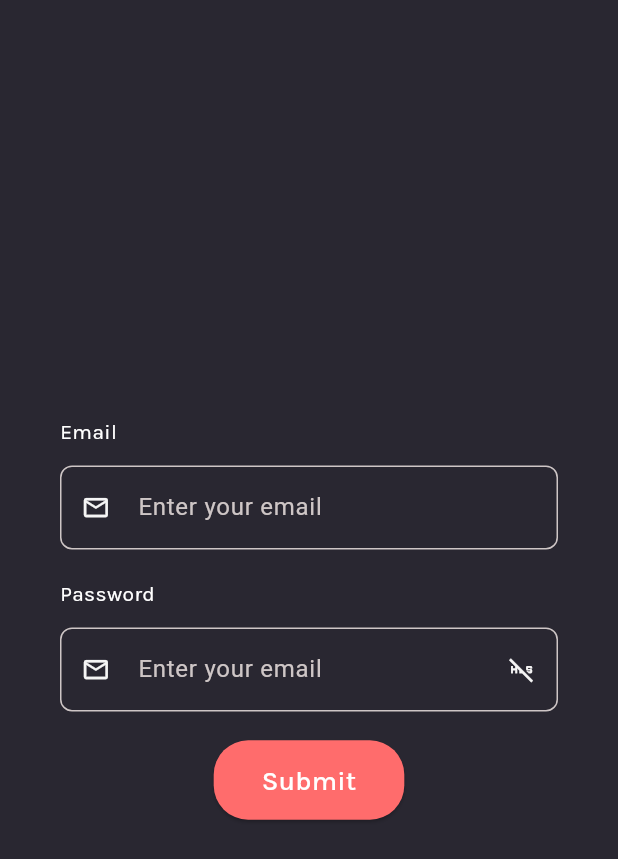
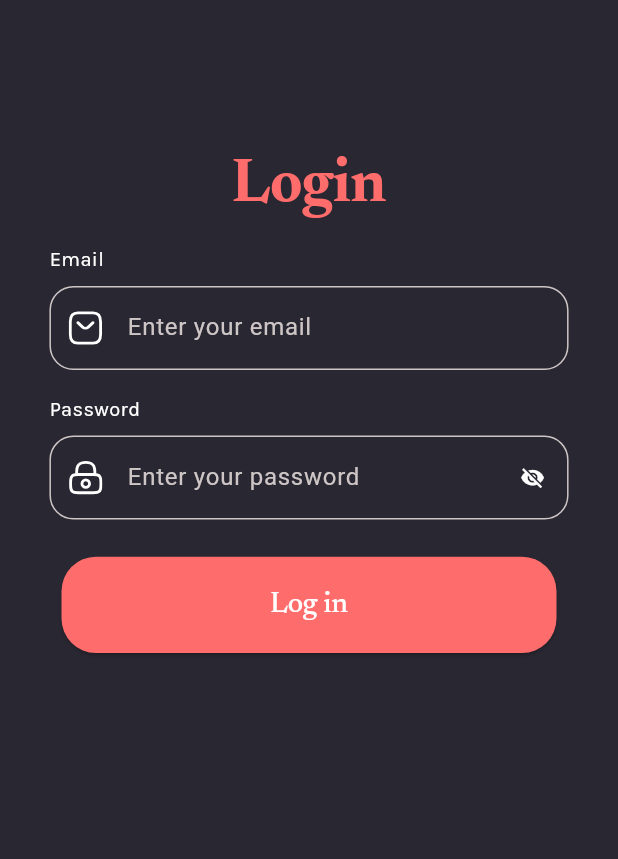
Before and after one commit to MalakHaitham206/paper_back_app, a Flutter app: the screen it shows after launch, after a tap on "Get Started", on a phone screen of 412 x 824 dp. Shown: the top 859 px of the screen. Run offline on Flutter 3.47's test engine with Material 3 defaults, Android fonts, the phone set to English and light mode, and no system bars; our stand-ins replace device_preview, flutter_svg; project files that could hold a hidden picture were left out.

```diff
--- a/lib/core/widgets/custom_text_field_section.dart
+++ b/lib/core/widgets/custom_text_field_section.dart
@@ -1,45 +1,7 @@
-// import 'package:flutter/material.dart';
 
-// class CustomTextFieldSection extends StatefulWidget {
-//   const CustomTextFieldSection({
-//     super.key,
-//     required this.label,
-//     required this.placeholderText,
-//     required this.icon,
-//     required this.validateFunction,
-//   });
-//   final String label;
-//   final String placeholderText;
-//   final String icon;
-//   final String? Function(String?) validateFunction;
-//   @override
-//   State<CustomTextFieldSection> createState() => _CustomTextFieldSection();
-// }
-
-// class _CustomTextFieldSection extends State<CustomTextFieldSection> {
-//   final GlobalKey<FormState> _formKey = GlobalKey<FormState>();
-//   @override
-//   Widget build(BuildContext context) {
-//     final theme = Theme.of(context);
-//     return Container(
-//       padding: EdgeInsets.all(24),
-//       child: Column(
-//         mainAxisAlignment: MainAxisAlignment.start,
-//         crossAxisAlignment: CrossAxisAlignment.start,
-//         children: [
-//           SizedBox(height: 7),
-//           Text(widget.label, style: theme.textTheme.bodyMedium),
-//           TextFormField(
-//             decoration: InputDecoration(hintText: widget.placeholderText),
-//             validator: widget.validateFunction,
-//           ),
-//         ],
-//       ),
-//     );
-//   }
-// }
 import 'package:day2_course/core/widgets/helper.dart';
 import 'package:flutter/material.dart';
+import 'package:flutter_svg/flutter_svg.dart';
 
 class CustomTextFieldSection extends StatefulWidget {
   final String label;
@@ -47,6 +9,7 @@ class CustomTextFieldSection extends StatefulWidget {
   final String icon;
   final String? Function(String?) validateFunction;
   final String type;
+
   const CustomTextFieldSection({
     super.key,
     required this.label,
@@ -62,6 +25,7 @@ class CustomTextFieldSection extends StatefulWidget {
 
 class _CustomTextFieldSectionState extends State<CustomTextFieldSection> {
   bool show = false;
+
   @override
   void initState() {
     super.initState();
@@ -75,44 +39,81 @@ class _CustomTextFieldSectionState extends State<CustomTextFieldSection> {
     return Column(
       crossAxisAlignment: CrossAxisAlignment.start,
       children: [
-        SizedBox(height: Helper.responsiveHeight(context, height: 24)),
-        Text(widget.label, style: theme.textTheme.bodyMedium),
-        SizedBox(height: Helper.responsiveHeight(context, height: 16)),
+        SizedBox(height: Helper.getResponsiveHeight(context, height: 16)),
+        Text(
+          widget.label,
+          style: theme.textTheme.bodyMedium?.copyWith(
+            fontSize: Helper.getResponsiveFontSize(context, fontSize: 13),
+          ),
+        ),
+        SizedBox(height: Helper.getResponsiveHeight(context, height: 8)),
         TextFormField(
           obscureText: widget.type == "Password" && show == false,
           decoration: InputDecoration(
+            border: OutlineInputBorder(
+              borderRadius: BorderRadius.circular(
+                Helper.getResponsiveWidth(context, width: 15),
+              ),
+              borderSide: BorderSide(color: theme.colorScheme.onPrimary),
+            ),
+
+            enabledBorder: OutlineInputBorder(
+              borderRadius: BorderRadius.circular(16),
+              borderSide: BorderSide(color: theme.colorScheme.outline),
+            ),
+            focusedBorder: OutlineInputBorder(
+              borderRadius: BorderRadius.circular(16),
+              borderSide: BorderSide(color: theme.colorScheme.primary),
+            ),
+            errorBorder: OutlineInputBorder(
+              borderRadius: BorderRadius.circular(16),
+              borderSide: BorderSide(color: theme.colorScheme.error),
+            ),
+            focusedErrorBorder: OutlineInputBorder(
+              borderRadius: BorderRadius.circular(16),
+              borderSide: BorderSide(color: theme.colorScheme.error),
+            ),
             suffixIcon: widget.type == "Password"
                 ? IconButton(
                     onPressed: () {
-                      // if (show == true) {
-                      //   setState(() {
-                      //     show = false;
-                      //   });
-                      // } else {
-                      //   setState(() {
-                      //     show = true;
-                      //   });
-                      // }
                       setState(() {
                         show = !show;
                       });
                     },
                     icon: Icon(
-                      show == true
-                          ? Icons.remove_red_eye
-                          : Icons.hls_off_outlined,
-                      size: Helper.responsiveHeight(context, height: 24),
+                      show == true ? Icons.visibility : Icons.visibility_off,
+                      size: Helper.getResponsiveHeight(context, height: 16),
+                      color: theme.colorScheme.onPrimary,
                     ),
+
+                    // icon: SvgPicture.asset(
+                    //   show == true
+                    //       ? "assets/image/login_images/eye_open.svg"
+                    //       : "assets/image/login_images/eye_closed.svg",
+                    //   width: Helper.getResponsiveHeight(context, height: 16),
+                    //   height: Helper.getResponsiveHeight(context, height: 16),
+                    //   colorFilter: ColorFilter.mode(
+                    //     Color.fromARGB(255, 255, 255, 255),
+                    //     BlendMode.srcIn,
+                    //   ),
+                    // ),
                   )
                 : null,
-            prefixIcon: SizedBox(
-              child: Icon(
-                Icons.email_outlined,
-                size: Helper.responsiveHeight(context, height: 24),
+            prefixIcon: Padding(
+              padding: const EdgeInsets.all(
+                12.0,
+              ), // Add padding to center the SVG
+              child: SvgPicture.asset(
+                widget.icon, // Use the SVG path from widget.icon
+                width: Helper.getResponsiveHeight(context, height: 13),
+                height: Helper.getResponsiveHeight(context, height: 13),
+                colorFilter: ColorFilter.mode(
+                  theme.colorScheme.onPrimary,
+                  BlendMode.srcIn,
+                ),
               ),
             ),
-            hintText: 'Enter your email',
-            // prefix:
+            hintText: widget.placeholderText, // Use the actual placeholder text
             iconColor: theme.colorScheme.primary,
           ),
           validator: widget.validateFunction,
--- a/lib/core/widgets/helper.dart
+++ b/lib/core/widgets/helper.dart
@@ -1,55 +1,41 @@
 import 'package:flutter/material.dart';
 
-// class Helper {
-//   static double getResponsiveFontSize(
-//     BuildContext context, {
-//     required double fontSize,
-//   }) {
-//     double scaleFactor = _getScaleFactor(context);
-//     double responsiveFontSize = fontSize * scaleFactor;
-//     double lowerLimit = fontSize * 0.8;
-//     double upperLimit = fontSize * 1.2;
-//     return responsiveFontSize.clamp(lowerLimit, upperLimit);
-//   }
+class Helper {
+  static double getResponsiveFontSize(
+    BuildContext context, {
+    required double fontSize,
+  }) {
+    double scaleFactor = _getScaleFactor(context);
+    double responsiveFontSize = fontSize * scaleFactor;
+    double lowerLimit = fontSize * 0.8;
+    double upperLimit = fontSize * 1.2;
+    return responsiveFontSize.clamp(lowerLimit, upperLimit);
+  }
 
-//   static double getResponsiveWidth(
-//     BuildContext context, {
-//     required double width,
-//   }) {
-//     double screenWidth = MediaQuery.sizeOf(context).width;
-//     return width * (screenWidth / 400).clamp(0.8, 1.2);
-//   }
-
-//   static double getResponsiveHeight(
-//     BuildContext context, {
-//     required double height,
-//   }) {
-//     double screenHeight = MediaQuery.sizeOf(context).height;
-//     return height * (screenHeight / 800).clamp(0.8, 1.2);
-//   }
-
-//   static double _getScaleFactor(BuildContext context) {
-//     double screenWidth = MediaQuery.sizeOf(context).width;
-//     if (screenWidth < 600) {
-//       return screenWidth / 400;
-//     } else if (screenWidth < 900) {
-//       return screenWidth / 700;
-//     } else {
-//       return screenWidth / 1000;
-//     }
-//   }
-// }
-class Helper {
-  static double responsiveWidth(BuildContext context, {required double width}) {
+  static double getResponsiveWidth(
+    BuildContext context, {
+    required double width,
+  }) {
     double screenWidth = MediaQuery.sizeOf(context).width;
     return width * (screenWidth / 400).clamp(0.8, 1.2);
   }
 
-  static double responsiveHeight(
+  static double getResponsiveHeight(
     BuildContext context, {
     required double height,
   }) {
+    double screenHeight = MediaQuery.sizeOf(context).height;
+    return height * (screenHeight / 800).clamp(0.8, 1.2);
+  }
+
+  static double _getScaleFactor(BuildContext context) {
     double screenWidth = MediaQuery.sizeOf(context).width;
-    return height * (screenWidth / 800).clamp(0.8, 1.2);
+    if (screenWidth < 600) {
+      return screenWidth / 400;
+    } else if (screenWidth < 900) {
+      return screenWidth / 700;
+    } else {
+      return screenWidth / 1000;
+    }
   }
 }
--- a/lib/screens/login_page.dart
+++ b/lib/screens/login_page.dart
@@ -17,20 +17,35 @@ class _LoginPageState extends State<LoginPage> {
     return Scaffold(
       body: Center(
         child: Container(
-          padding: EdgeInsets.all(Helper.responsiveHeight(context, height: 50)),
+          padding: EdgeInsets.symmetric(
+            horizontal: Helper.getResponsiveHeight(context, height: 32),
+          ),
+          margin: EdgeInsets.only(
+            top: Helper.getResponsiveHeight(context, height: 98),
+          ),
           child: Form(
             key: _formKey,
             child: Column(
-              mainAxisSize: MainAxisSize.min,
+              mainAxisAlignment: MainAxisAlignment.start,
+
               children: [
+                Text(
+                  "Login",
+                  style: theme.textTheme.displayLarge?.copyWith(
+                    fontSize: Helper.getResponsiveFontSize(
+                      context,
+                      fontSize: 40,
+                    ),
+                  ),
+                ),
                 CustomTextFieldSection(
                   label: "Email",
-                  placeholderText: "Plant@gmail.com",
+                  placeholderText: "Enter your email",
                   icon: "assets/image/login_images/email_icon.svg",
                   type: "email",
                   validateFunction: (String? value) {
                     if (value == null || value.isEmpty) {
-                      return 'Please enter some text';
+                      return 'Please enter your email';
                     }
                     return null;
                   },
@@ -38,18 +53,18 @@ class _LoginPageState extends State<LoginPage> {
                 CustomTextFieldSection(
                   label: "Password",
                   placeholderText: "Enter your password",
-                  icon: "assets/image/login_images/email_icon.svg",
+                  icon: "assets/image/login_images/pass_icon.svg",
                   type: "Password",
                   validateFunction: (String? value) {
                     if (value == null || value.isEmpty) {
-                      return 'Please enter some text';
+                      return 'Please enter your password';
                     }
                     return null;
                   },
                 ),
                 Padding(
                   padding: EdgeInsets.symmetric(
-                    vertical: Helper.responsiveHeight(context, height: 24),
+                    vertical: Helper.getResponsiveHeight(context, height: 24),
                   ),
                   child: ElevatedButton(
                     onPressed: () {
@@ -62,7 +77,19 @@ class _LoginPageState extends State<LoginPage> {
                         );
                       }
                     },
-                    child: const Text('Submit'),
+                    child: Padding(
+                      padding: EdgeInsets.symmetric(
+                        horizontal: Helper.getResponsiveWidth(
+                          context,
+                          width: 104,
+                        ),
+                        vertical: Helper.getResponsiveWidth(context, width: 4),
+                      ),
+                      child: Text(
+                        'Log in',
+                        style: theme.textTheme.displaySmall,
+                      ),
+                    ),
                   ),
                 ),
               ],
--- a/lib/screens/on_boarding.dart
+++ b/lib/screens/on_boarding.dart
@@ -14,9 +14,9 @@ class _OnBoardingState extends State<OnBoarding> {
   @override
   Widget build(BuildContext context) {
     final theme = Theme.of(context);
-    return PopScope(
-      canPop: false,
-      child: Scaffold(
+    return
+
+Scaffold(
         appBar: AppBar(
           elevation: 0,
           title: Text("Paperback.", style: theme.titleStyle),
@@ -93,7 +93,7 @@ class _OnBoardingState extends State<OnBoarding> {
             ),
           ),
         ),
-      ),
+
     );
   }
 }
```
Also changed, not shown: assets/image/login_images/eye_closed.svg (added), assets/image/login_images/eye_open.svg (added), assets/image/login_images/pass_icon.svg (added), 1 other file.
